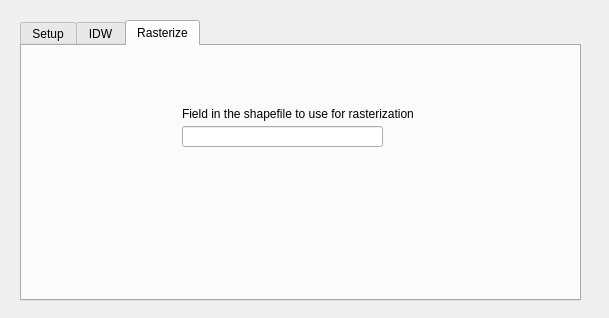
Qt form gender_indicator_tool/gender_indicator_tool_dialog_base.ui (worldbank/GEEST) before a commit.
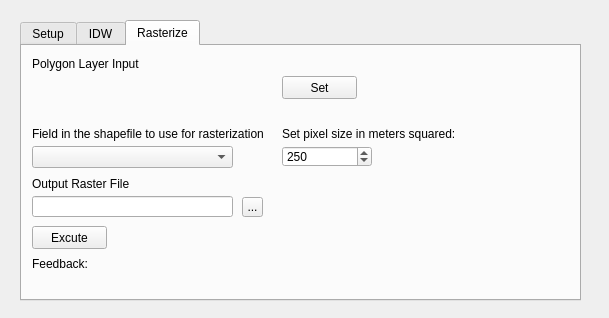
The same form after that commit. The open tabs and pages were chosen to show the change. Custom widgets are drawn as their Qt base class.

```diff
--- a/gender_indicator_tool/gender_indicator_tool_dialog_base.ui
+++ b/gender_indicator_tool/gender_indicator_tool_dialog_base.ui
@@ -213,19 +213,6 @@
       <number>250</number>
      </property>
     </widget>
-    <widget class="QLabel" name="label_5">
-     <property name="geometry">
-      <rect>
-       <x>20</x>
-       <y>230</y>
-       <width>521</width>
-       <height>16</height>
-      </rect>
-     </property>
-     <property name="text">
-      <string>Feedback: </string>
-     </property>
-    </widget>
     <widget class="QLabel" name="label_17">
      <property name="geometry">
       <rect>
@@ -263,8 +250,8 @@
     <widget class="QLabel" name="label_2">
      <property name="geometry">
       <rect>
-       <x>160</x>
-       <y>60</y>
+       <x>10</x>
+       <y>80</y>
        <width>231</width>
        <height>16</height>
       </rect>
@@ -273,22 +260,146 @@
       <string>Field in the shapefile to use for rasterization</string>
      </property>
     </widget>
-    <widget class="QgsFilterLineEdit" name="rasterField">
+    <widget class="QLabel" name="label_15">
      <property name="geometry">
       <rect>
-       <x>160</x>
+       <x>10</x>
+       <y>10</y>
+       <width>201</width>
+       <height>16</height>
+      </rect>
+     </property>
+     <property name="text">
+      <string>Polygon Layer Input</string>
+     </property>
+    </widget>
+    <widget class="QgsFileWidget" name="polygonLayer_Field">
+     <property name="geometry">
+      <rect>
+       <x>10</x>
+       <y>30</y>
+       <width>231</width>
+       <height>31</height>
+      </rect>
+     </property>
+    </widget>
+    <widget class="QComboBox" name="rasField_comboBox">
+     <property name="geometry">
+      <rect>
+       <x>10</x>
+       <y>100</y>
+       <width>201</width>
+       <height>22</height>
+      </rect>
+     </property>
+    </widget>
+    <widget class="QLabel" name="label_5">
+     <property name="geometry">
+      <rect>
+       <x>10</x>
+       <y>210</y>
+       <width>521</width>
+       <height>16</height>
+      </rect>
+     </property>
+     <property name="text">
+      <string>Feedback: </string>
+     </property>
+    </widget>
+    <widget class="QPushButton" name="rasterSet_Button">
+     <property name="geometry">
+      <rect>
+       <x>260</x>
+       <y>30</y>
+       <width>75</width>
+       <height>23</height>
+      </rect>
+     </property>
+     <property name="text">
+      <string>Set</string>
+     </property>
+    </widget>
+    <widget class="QLabel" name="label_16">
+     <property name="geometry">
+      <rect>
+       <x>260</x>
        <y>80</y>
+       <width>231</width>
+       <height>16</height>
+      </rect>
+     </property>
+     <property name="text">
+      <string>Set pixel size in meters squared:</string>
+     </property>
+    </widget>
+    <widget class="QgsSpinBox" name="pixelSize_spinBox_2">
+     <property name="geometry">
+      <rect>
+       <x>260</x>
+       <y>100</y>
+       <width>90</width>
+       <height>21</height>
+      </rect>
+     </property>
+     <property name="maximum">
+      <number>100000</number>
+     </property>
+     <property name="value">
+      <number>250</number>
+     </property>
+    </widget>
+    <widget class="QLabel" name="label_7">
+     <property name="geometry">
+      <rect>
+       <x>10</x>
+       <y>130</y>
+       <width>231</width>
+       <height>16</height>
+      </rect>
+     </property>
+     <property name="text">
+      <string>Output Raster File</string>
+     </property>
+    </widget>
+    <widget class="QToolButton" name="RasterOutputFilePath_Button">
+     <property name="geometry">
+      <rect>
+       <x>220</x>
+       <y>151</y>
+       <width>21</width>
+       <height>20</height>
+      </rect>
+     </property>
+     <property name="text">
+      <string>...</string>
+     </property>
+    </widget>
+    <widget class="QgsFilterLineEdit" name="RasterOutputFilePath_Field">
+     <property name="geometry">
+      <rect>
+       <x>10</x>
+       <y>150</y>
        <width>201</width>
        <height>21</height>
       </rect>
      </property>
-     <property name="text">
-      <string/>
-     </property>
      <property name="qgisRelation" stdset="0">
       <string notr="true"/>
      </property>
     </widget>
+    <widget class="QPushButton" name="pbRasterizeExecute">
+     <property name="geometry">
+      <rect>
+       <x>10</x>
+       <y>180</y>
+       <width>75</width>
+       <height>23</height>
+      </rect>
+     </property>
+     <property name="text">
+      <string>Excute</string>
+     </property>
+    </widget>
    </widget>
   </widget>
  </widget>
```
Left out of the diff: 2 changed lines with no effect on the pictures.
